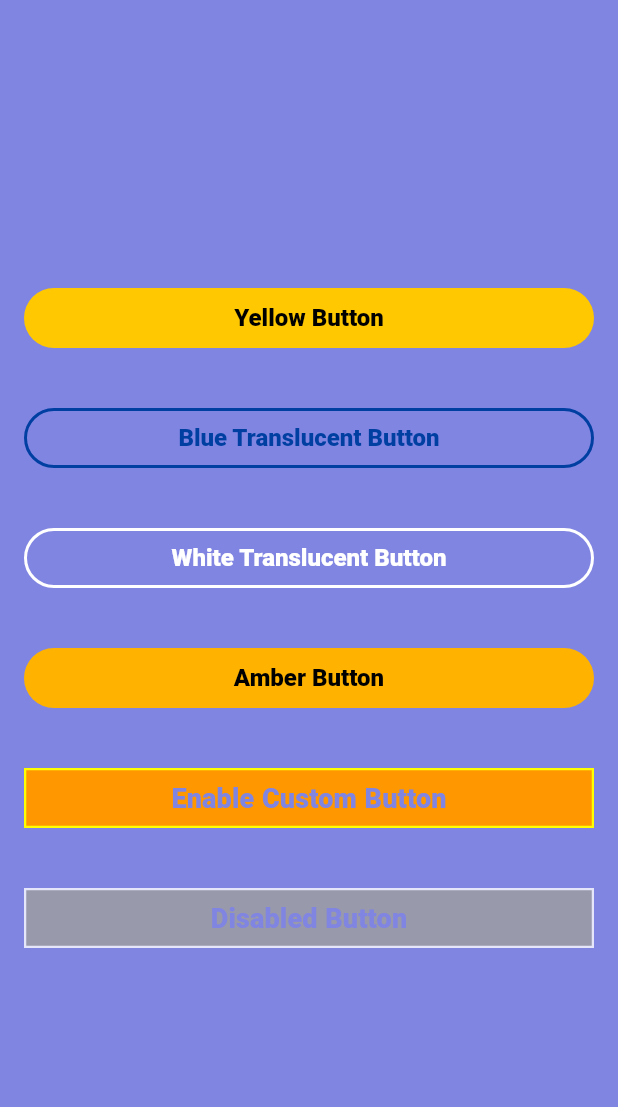
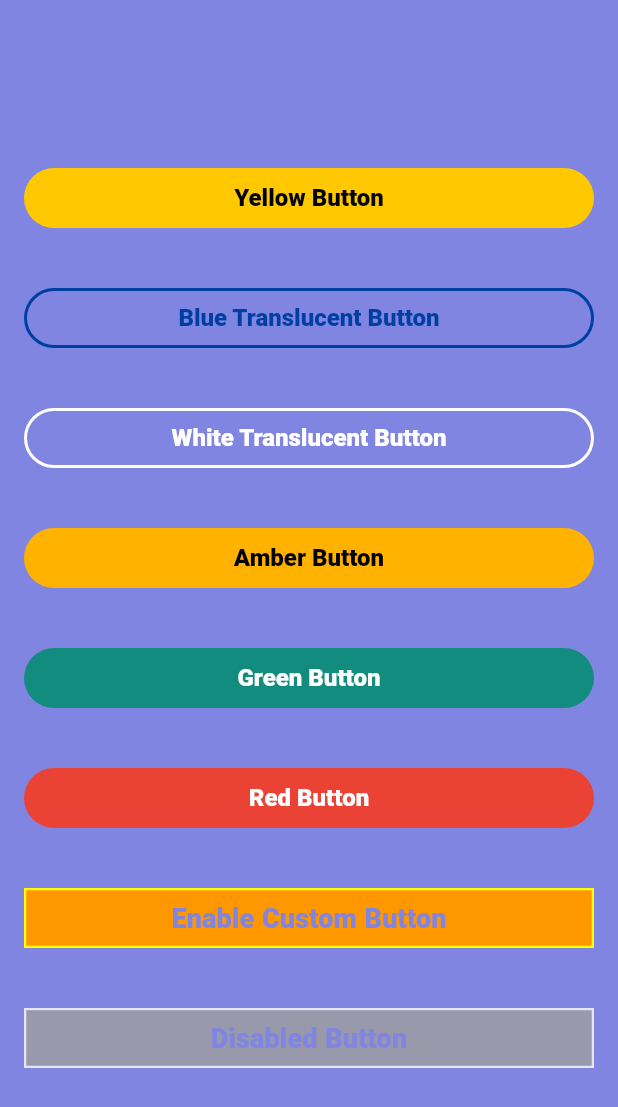
Before and after one commit to lcsvcn/ripple_button, a Flutter app: the screen it shows after launch, on a phone screen of 412 x 824 dp. Shown: the top 1107 px of the screen. Run offline on Flutter 3.47's test engine with Material 2 defaults, Android fonts, the phone set to English and light mode, and no system bars; our stand-ins replace another_flushbar.

Commit message:
added new button types

```diff
--- a/example/lib/main.dart
+++ b/example/lib/main.dart
@@ -86,6 +86,22 @@ class _MyHomePageState extends State<MyHomePage> {
               },
             ),
             RippleButton(
+              "Green Button",
+              type: RippleButtonType.GREEN,
+              padding: EdgeInsets.all(16),
+              onPressed: () {
+                _showFlushbar("Clicked Green Button");
+              },
+            ),
+            RippleButton(
+              "Red Button",
+              type: RippleButtonType.RED,
+              padding: EdgeInsets.all(16),
+              onPressed: () {
+                _showFlushbar("Clicked Red Button");
+              },
+            ),
+            RippleButton(
               isEnabled ? "Disable Custom Button" : "Enable Custom Button",
               padding: EdgeInsets.all(16),
               color: RippleButtonColor(
--- a/lib/buttons/custom.dart
+++ b/lib/buttons/custom.dart
@@ -9,6 +9,8 @@ part 'package:ripple_button/buttons/yellow.dart';
 part 'package:ripple_button/buttons/amber.dart';
 part 'package:ripple_button/buttons/blue_translucent.dart';
 part 'package:ripple_button/buttons/white_translucent.dart';
+part 'package:ripple_button/buttons/green.dart';
+part 'package:ripple_button/buttons/red.dart';
 
 class CustomRippleButton extends StatefulWidget {
   /// [child] expects a widget to be inside the button
--- /dev/null
+++ b/lib/buttons/green.dart
@@ -0,0 +1,67 @@
+part of custom_ripple_button;
+
+class GreenRippleButton extends StatelessWidget {
+  /// [onPressed] expects a function that will be executed on button press.
+  final Function()? onPressed;
+
+  /// [isEnabled] expects a [boolean]
+  /// This will enable or disable button
+  final bool isEnabled;
+
+  /// [text] expects a String that will be show inside the button
+  final String text;
+
+  /// [RippleButtonStyle] expects styles attributes for the ripple button.
+  /// Note: Not all styles can be since is a preset button
+  final RippleButtonStyle style;
+
+  /// [RippleButtonColor] expects colors attributes for the ripple button.
+  /// Note: Not all colors can be since is a preset button
+  final RippleButtonColor color;
+
+  /// [RippleButtonColor] expects border attributes for the ripple button.
+  /// Note: Not all colors can be since is a preset button
+  final RippleButtonBorder border;
+
+  GreenRippleButton({
+    required this.onPressed,
+    required this.isEnabled,
+    required this.text,
+    required this.style,
+    required this.color,
+    required this.border,
+  });
+
+  @override
+  Widget build(BuildContext context) {
+    return CustomRippleButton(
+      isEnabled: isEnabled,
+      color: RippleButtonColor(
+        background: Color(0xFF128C7E),
+        foreground: color.foreground,
+        shadow: color.shadow,
+        disabled: color.disabled,
+        overlay: color.overlay,
+      ),
+      border: RippleButtonBorder(
+        radius: BorderRadius.circular(30),
+        side: border.side,
+      ),
+      style: RippleButtonStyle(
+        width: style.width,
+        height: style.height,
+        elevation: style.elevation,
+      ),
+      onPressed: onPressed,
+      child: Text(
+        text,
+        style: style.text ??
+            TextStyle(
+              color: Colors.white,
+              fontSize: 16,
+              fontWeight: FontWeight.w900,
+            ),
+      ),
+    );
+  }
+}
--- /dev/null
+++ b/lib/buttons/red.dart
@@ -0,0 +1,67 @@
+part of custom_ripple_button;
+
+class RedRippleButton extends StatelessWidget {
+  /// [onPressed] expects a function that will be executed on button press.
+  final Function()? onPressed;
+
+  /// [isEnabled] expects a [boolean]
+  /// This will enable or disable button
+  final bool isEnabled;
+
+  /// [text] expects a String that will be show inside the button
+  final String text;
+
+  /// [RippleButtonStyle] expects styles attributes for the ripple button.
+  /// Note: Not all styles can be since is a preset button
+  final RippleButtonStyle style;
+
+  /// [RippleButtonColor] expects colors attributes for the ripple button.
+  /// Note: Not all colors can be since is a preset button
+  final RippleButtonColor color;
+
+  /// [RippleButtonColor] expects border attributes for the ripple button.
+  /// Note: Not all colors can be since is a preset button
+  final RippleButtonBorder border;
+
+  RedRippleButton({
+    required this.onPressed,
+    required this.isEnabled,
+    required this.text,
+    required this.style,
+    required this.color,
+    required this.border,
+  });
+
+  @override
+  Widget build(BuildContext context) {
+    return CustomRippleButton(
+      isEnabled: isEnabled,
+      color: RippleButtonColor(
+        background: Color(0xFFEA4335),
+        foreground: color.foreground,
+        shadow: color.shadow,
+        disabled: color.disabled,
+        overlay: color.overlay,
+      ),
+      border: RippleButtonBorder(
+        radius: BorderRadius.circular(30),
+        side: border.side,
+      ),
+      style: RippleButtonStyle(
+        width: style.width,
+        height: style.height,
+        elevation: style.elevation,
+      ),
+      onPressed: onPressed,
+      child: Text(
+        text,
+        style: style.text ??
+            TextStyle(
+              color: Colors.white,
+              fontSize: 16,
+              fontWeight: FontWeight.w900,
+            ),
+      ),
+    );
+  }
+}
--- a/lib/models/ripple_button_type.dart
+++ b/lib/models/ripple_button_type.dart
@@ -10,5 +10,7 @@ enum RippleButtonType {
   AMBER,
   WHITE_TRANSLUCENT,
   BLUE_TRANSLUCENT,
+  GREEN,
+  RED,
   NONE,
 }
--- a/lib/ripple_button.dart
+++ b/lib/ripple_button.dart
@@ -111,6 +111,26 @@ class RippleButton extends StatelessWidget {
           border: border,
         );
 
+      case RippleButtonType.GREEN:
+        return GreenRippleButton(
+          onPressed: onPressed,
+          isEnabled: isEnabled,
+          text: text,
+          style: style,
+          color: color,
+          border: border,
+        );
+
+      case RippleButtonType.RED:
+        return RedRippleButton(
+          onPressed: onPressed,
+          isEnabled: isEnabled,
+          text: text,
+          style: style,
+          color: color,
+          border: border,
+        );
+
       default:
         return CustomRippleButton(
           child: textWidget,
```
